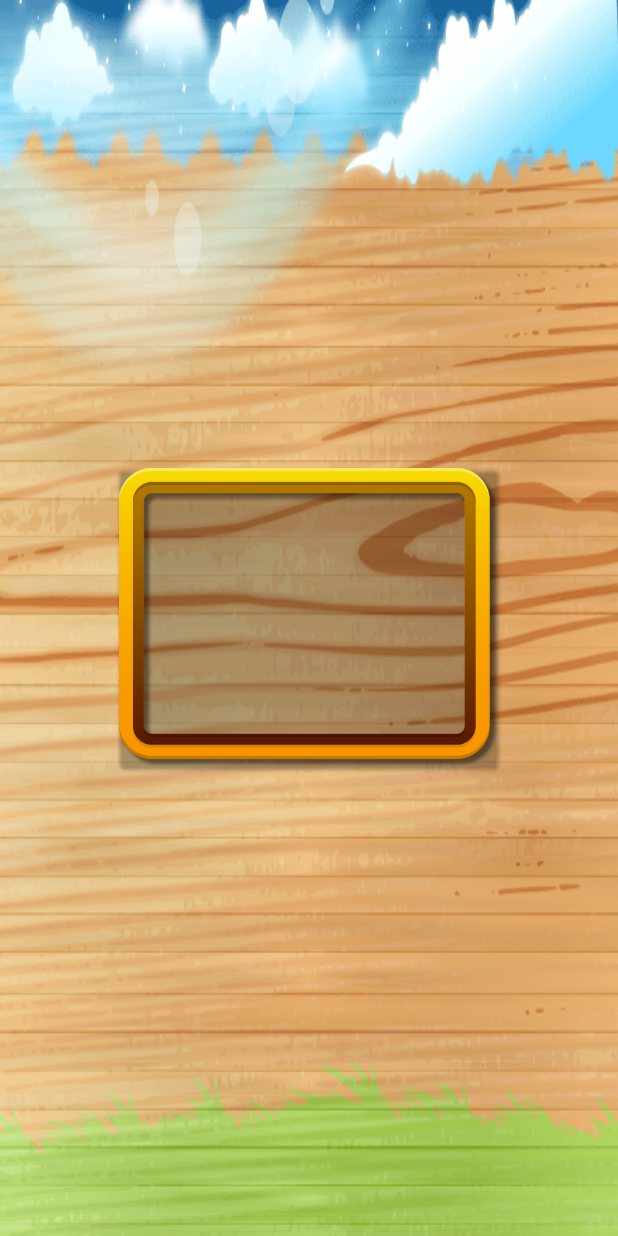
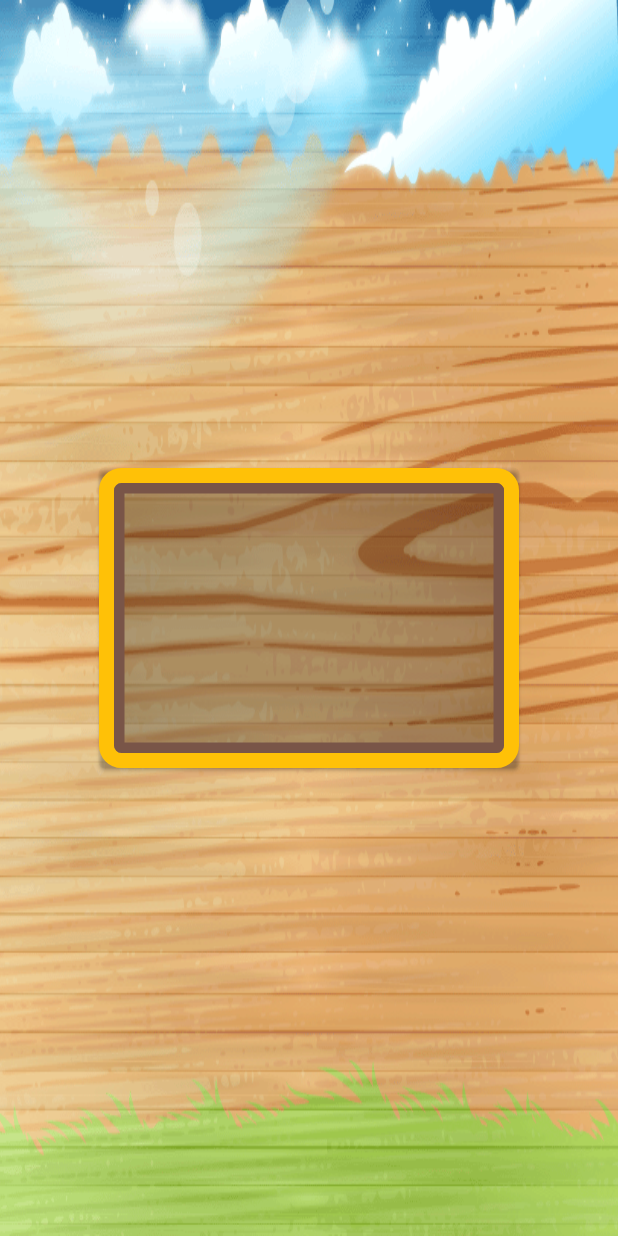
Before and after one commit to CoMatu/toddler_books, a Flutter app: the screen it shows after launch, on a phone screen of 412 x 824 dp. Run offline on Flutter 3.47's test engine with Material 2 defaults, Android fonts, the phone set to English and light mode, and no system bars.

Commit message:
card for book

```diff
--- a/lib/bookshelf_card.dart
+++ b/lib/bookshelf_card.dart
@@ -9,13 +9,20 @@ class BookshelfCard extends StatelessWidget {
       key: key,
       child: SizedBox(
         height: 200.0,
-        child: Stack(
-          children: <Widget>[
-            Image(
-              image: AssetImage('assets/images/card_frame.png'),
-            )
-          ],
-        ),
+        width: 280.0,
+        child: Container(
+              decoration: BoxDecoration(
+                border: Border.all(width: 10.0, color: Colors.amber),
+                borderRadius: BorderRadius.all(Radius.circular(15.0)),
+              ),
+              child: Container(
+                decoration: BoxDecoration(
+                  border: Border.all(width: 7.0, color: Colors.brown[500]),
+                  borderRadius: BorderRadius.circular(5.0)
+                ),
+              ),
+            ),
+
       )
     );
   }
```
